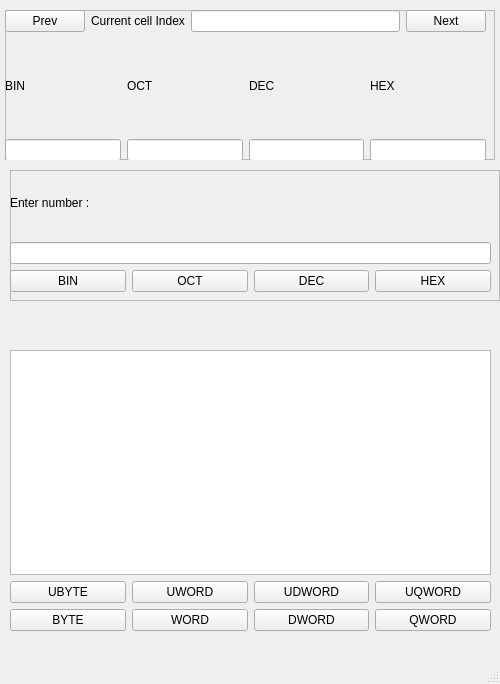
The window that mainwindow.ui (brrond/BitwiseCalc) describes before a commit, drawn with Qt 5.
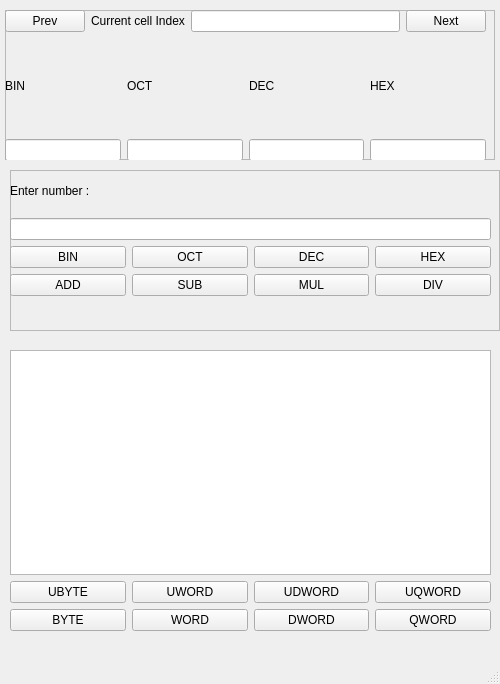
The same window after the commit.

Commit message: See prev commit

What changed in the file:
```diff
--- a/mainwindow.ui
+++ b/mainwindow.ui
@@ -188,7 +188,7 @@
       <x>10</x>
       <y>170</y>
       <width>490</width>
-      <height>131</height>
+      <height>161</height>
      </rect>
     </property>
     <property name="minimumSize">
@@ -215,7 +215,7 @@
        <x>0</x>
        <y>0</y>
        <width>481</width>
-       <height>122</height>
+       <height>126</height>
       </rect>
      </property>
      <layout class="QVBoxLayout" name="verticalLayout_4">
@@ -265,6 +265,38 @@
         </item>
        </layout>
       </item>
+      <item>
+       <layout class="QHBoxLayout" name="horizontalLayout_8">
+        <item>
+         <widget class="QPushButton" name="BBin_3">
+          <property name="text">
+           <string>ADD</string>
+          </property>
+         </widget>
+        </item>
+        <item>
+         <widget class="QPushButton" name="BOct_3">
+          <property name="text">
+           <string>SUB</string>
+          </property>
+         </widget>
+        </item>
+        <item>
+         <widget class="QPushButton" name="BDec_3">
+          <property name="text">
+           <string>MUL</string>
+          </property>
+         </widget>
+        </item>
+        <item>
+         <widget class="QPushButton" name="BHex_3">
+          <property name="text">
+           <string>DIV</string>
+          </property>
+         </widget>
+        </item>
+       </layout>
+      </item>
      </layout>
     </widget>
    </widget>
```
The commit also changes 2 other files.
